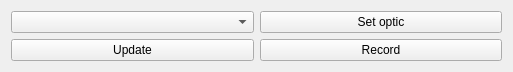
First picture: the form in src/madgui/widget/correct/manproc.ui, repository hibtc/madgui, before the edit.
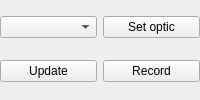
Second picture: the form after the edit.

Commit message: Disable child margins and remove arbitrary size hints

Patch:
```diff
--- a/src/madgui/widget/correct/manproc.ui
+++ b/src/madgui/widget/correct/manproc.ui
@@ -2,18 +2,22 @@
 <ui version="4.0">
  <class>Form</class>
  <widget class="QWidget" name="Form">
-  <property name="geometry">
-   <rect>
-    <x>0</x>
-    <y>0</y>
-    <width>513</width>
-    <height>41</height>
-   </rect>
-  </property>
   <property name="windowTitle">
    <string>Form</string>
   </property>
   <layout class="QVBoxLayout">
+   <property name="leftMargin">
+    <number>0</number>
+   </property>
+   <property name="topMargin">
+    <number>0</number>
+   </property>
+   <property name="rightMargin">
+    <number>0</number>
+   </property>
+   <property name="bottomMargin">
+    <number>0</number>
+   </property>
    <item>
     <layout class="QHBoxLayout">
      <item>
```
The commit also changes 9 other files.
